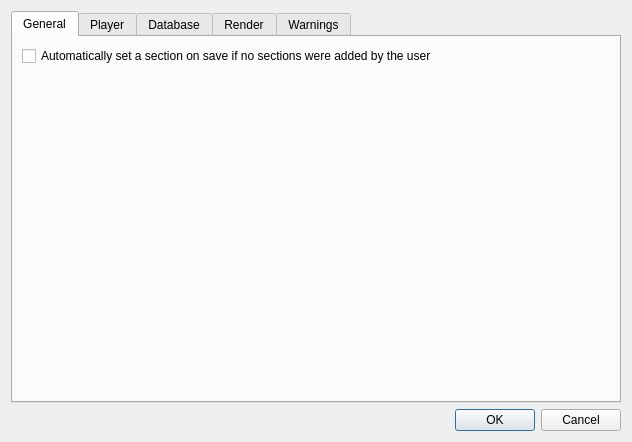
This is gui/settings.ui in vommie/pycutxn as Qt 5 draws it before an edit. The edited form follows.
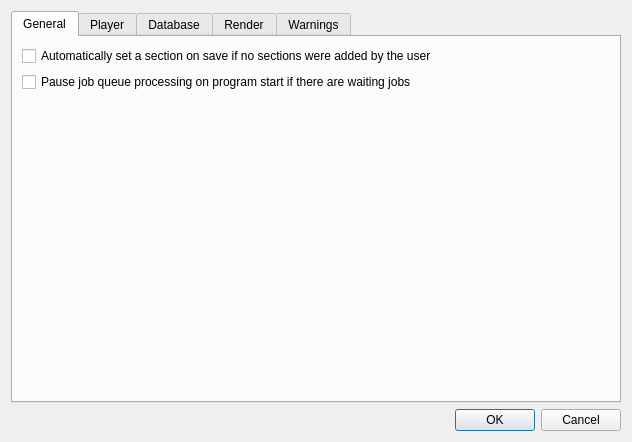
This is the edited form. The open tabs and pages were chosen to show the change.

Commit message: add option to pause queue on start if a job is rendering. add warning if app closes while rendering.

Patch:
```diff
--- a/gui/settings.ui
+++ b/gui/settings.ui
@@ -38,6 +38,19 @@
              </property>
             </widget>
            </item>
+           <item>
+            <widget class="QCheckBox" name="checkBoxPauseQOnStart">
+             <property name="toolTip">
+              <string/>
+             </property>
+             <property name="statusTip">
+              <string>If the program gets started and there are jobs waiting for rendering, the queue gets paused</string>
+             </property>
+             <property name="text">
+              <string>Pause job queue processing on program start if there are waiting jobs</string>
+             </property>
+            </widget>
+           </item>
            <item>
             <spacer name="verticalSpacer_4">
              <property name="orientation">
```
Left out of the diff: 9 changed lines with no effect on the pictures. The commit also changes 3 other files.
